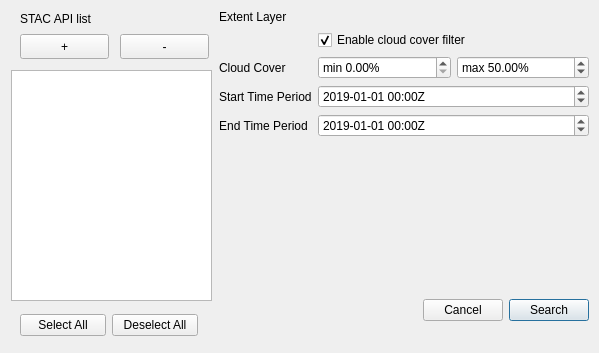
Before: the Qt Designer form views/query_dialog.ui in remtav/qgis-stac-browser, drawn with Qt 5.
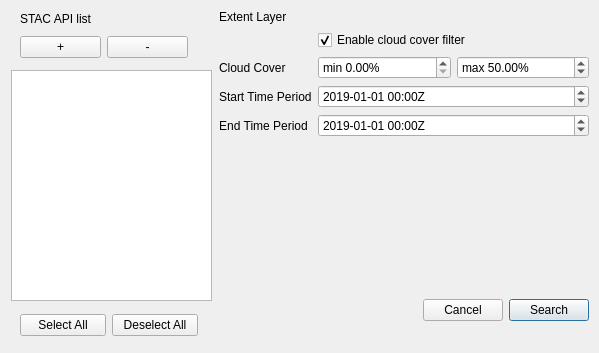
After: the same form once the commit is applied.

Diff of the .ui file:
```diff
--- a/views/query_dialog.ui
+++ b/views/query_dialog.ui
@@ -220,32 +220,6 @@
     </property>
    </column>
   </widget>
-  <widget class="QPushButton" name="apiAddButton">
-   <property name="geometry">
-    <rect>
-     <x>20</x>
-     <y>34</y>
-     <width>89</width>
-     <height>25</height>
-    </rect>
-   </property>
-   <property name="text">
-    <string>+</string>
-   </property>
-  </widget>
-  <widget class="QPushButton" name="apiRemoveButton">
-   <property name="geometry">
-    <rect>
-     <x>120</x>
-     <y>34</y>
-     <width>89</width>
-     <height>25</height>
-    </rect>
-   </property>
-   <property name="text">
-    <string>-</string>
-   </property>
-  </widget>
   <widget class="QWidget" name="">
    <property name="geometry">
     <rect>
@@ -287,6 +261,32 @@
     </item>
    </layout>
   </widget>
+  <widget class="QWidget" name="">
+   <property name="geometry">
+    <rect>
+     <x>20</x>
+     <y>34</y>
+     <width>168</width>
+     <height>27</height>
+    </rect>
+   </property>
+   <layout class="QGridLayout" name="gridLayout_2">
+    <item row="0" column="0">
+     <widget class="QPushButton" name="apiAddButton">
+      <property name="text">
+       <string>+</string>
+      </property>
+     </widget>
+    </item>
+    <item row="0" column="1">
+     <widget class="QPushButton" name="apiRemoveButton">
+      <property name="text">
+       <string>-</string>
+      </property>
+     </widget>
+    </item>
+   </layout>
+  </widget>
  </widget>
  <resources/>
  <connections>
```
